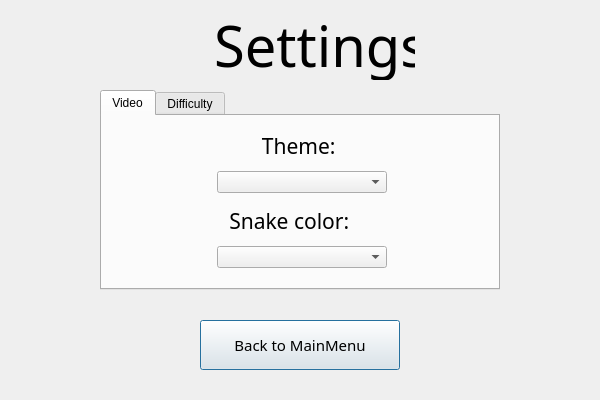
Before: the Qt Designer form QtSnake/settingsWindow.ui in pozitivchic11/QtSnake, drawn with Qt 5.
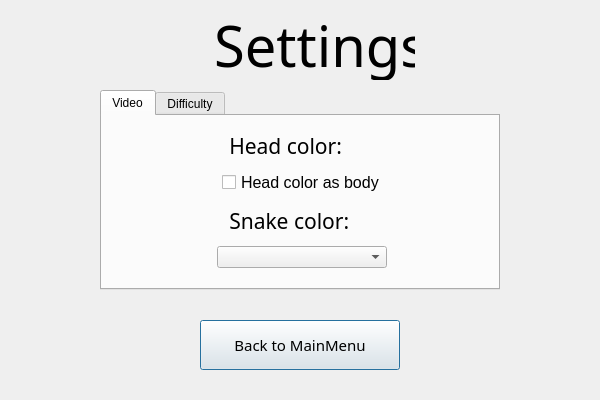
After: the same form once the commit is applied.

Commit message: I have half of settings done. Also all other functionalities were created correctly and fixed. Furthermore need to add hard mode of game.

```diff
--- a/QtSnake/settingsWindow.ui
+++ b/QtSnake/settingsWindow.ui
@@ -60,17 +60,7 @@
     <attribute name="title">
      <string>Video</string>
     </attribute>
-    <widget class="QComboBox" name="themeBox">
-     <property name="geometry">
-      <rect>
-       <x>115</x>
-       <y>55</y>
-       <width>170</width>
-       <height>22</height>
-      </rect>
-     </property>
-    </widget>
-    <widget class="QLabel" name="mainTheme">
+    <widget class="QLabel" name="mainThemeLabel">
      <property name="geometry">
       <rect>
        <x>100</x>
@@ -86,7 +76,7 @@
       </font>
      </property>
      <property name="text">
-      <string>           Theme:</string>
+      <string>     Head color:</string>
      </property>
     </widget>
     <widget class="QLabel" name="label">
@@ -118,6 +108,24 @@
       </rect>
      </property>
     </widget>
+    <widget class="QCheckBox" name="checkTheme">
+     <property name="geometry">
+      <rect>
+       <x>120</x>
+       <y>55</y>
+       <width>170</width>
+       <height>22</height>
+      </rect>
+     </property>
+     <property name="font">
+      <font>
+       <pointsize>12</pointsize>
+      </font>
+     </property>
+     <property name="text">
+      <string>Head color as body</string>
+     </property>
+    </widget>
    </widget>
    <widget class="QWidget" name="tab_2">
     <attribute name="title">
```
Left out of the diff: 6 changed lines with no effect on the pictures. The commit also changes 10 other files.
